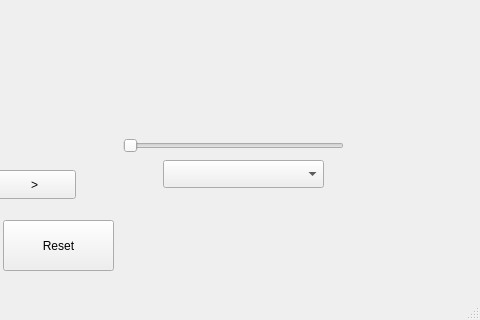
Qt form form.ui (youssefshawki9/uncertainty-interactive-visualization) before a commit; both pictures show x 507 to 987 and y 280 to 600 of the 987 by 600 pixel window.
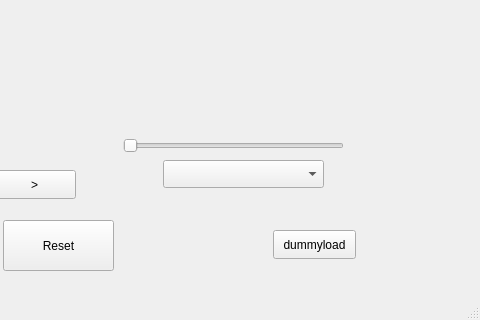
The same form after that commit.

Diff of the .ui file:
```diff
--- a/form.ui
+++ b/form.ui
@@ -160,6 +160,19 @@
      </rect>
     </property>
    </widget>
+   <widget class="QPushButton" name="dummyLoadButton">
+    <property name="geometry">
+     <rect>
+      <x>780</x>
+      <y>510</y>
+      <width>83</width>
+      <height>29</height>
+     </rect>
+    </property>
+    <property name="text">
+     <string>dummyload</string>
+    </property>
+   </widget>
   </widget>
   <widget class="QStatusBar" name="statusbar"/>
  </widget>
```
Left out of the diff: 4 changed lines with no effect on the pictures.
